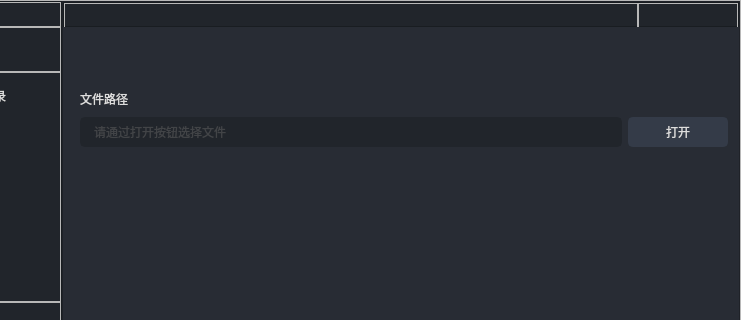
First picture: the form in pyApp.ui, repository zhhony/pyexcel, before the edit; both pictures show x 109 to 850 and y 0 to 320 of the 850 by 602 pixel window.
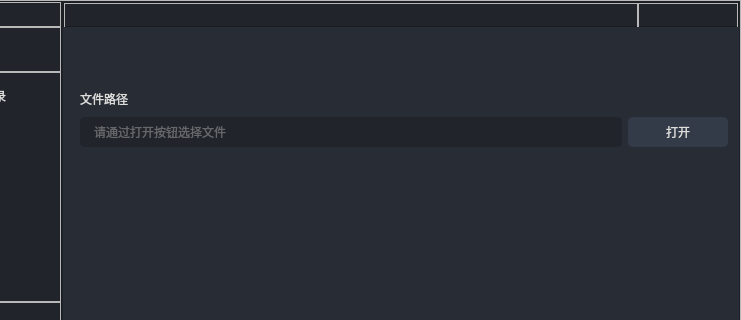
Second picture: the form after the edit. Icons and pictures are not drawn.

Commit message: 更新ui

```diff
--- a/pyApp.ui
+++ b/pyApp.ui
@@ -830,7 +830,7 @@
                       <property name="styleSheet">
                        <string notr="true">#DirBuid .QLineEdit {
     font: 8pt &quot;微软雅黑&quot;;
-    color: rgb(100, 100, 100);
+    color: rgb(170, 170, 170);
     background-color: rgb(33, 37, 43);
     border-radius: 5px;
     border: 2px solid rgb(33, 37, 43);
```
